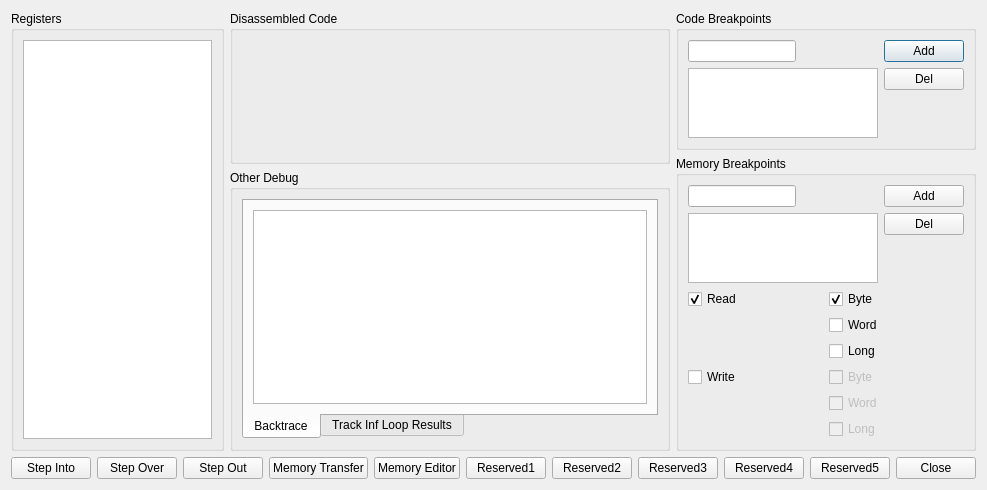
The window that PVYabause/yabause/src/qt/ui/UIDebugCPU.ui (Provenance-Emu/Provenance) describes before a commit, drawn with Qt 5.
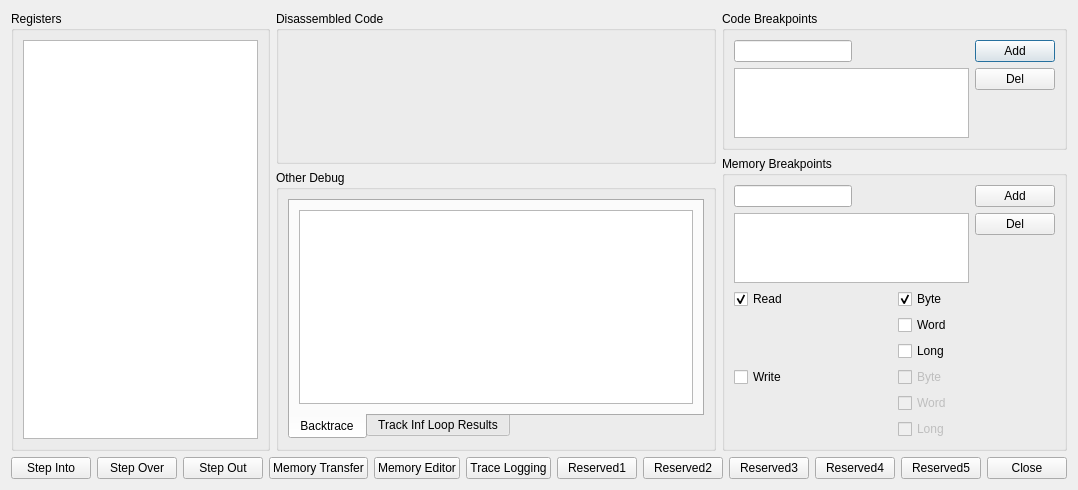
The same window after the commit. Custom widgets are drawn as their Qt base class.

```diff
--- a/PVYabause/yabause/src/qt/ui/UIDebugCPU.ui
+++ b/PVYabause/yabause/src/qt/ui/UIDebugCPU.ui
@@ -531,6 +531,13 @@
        </property>
       </widget>
      </item>
+     <item>
+       <widget class="QPushButton" name="pbTraceLogging">
+         <property name="text">
+           <string>Trace Logging</string>
+         </property>
+       </widget>
+     </item>
      <item>
       <widget class="QPushButton" name="pbReserved1">
        <property name="text">
```
